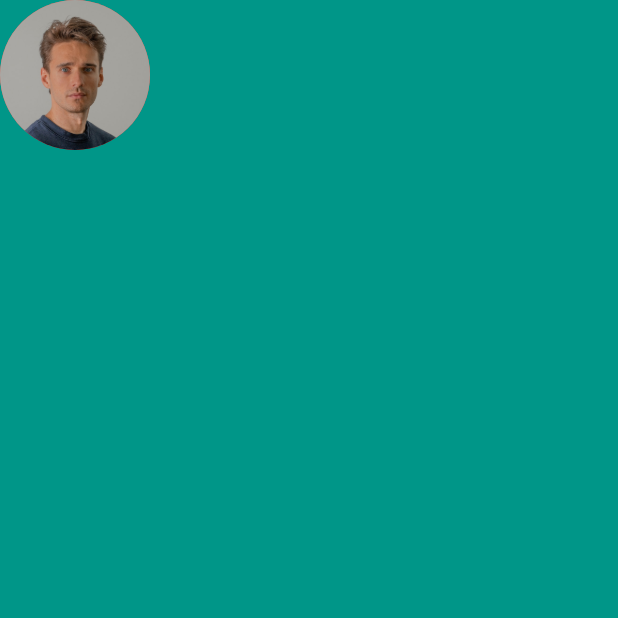
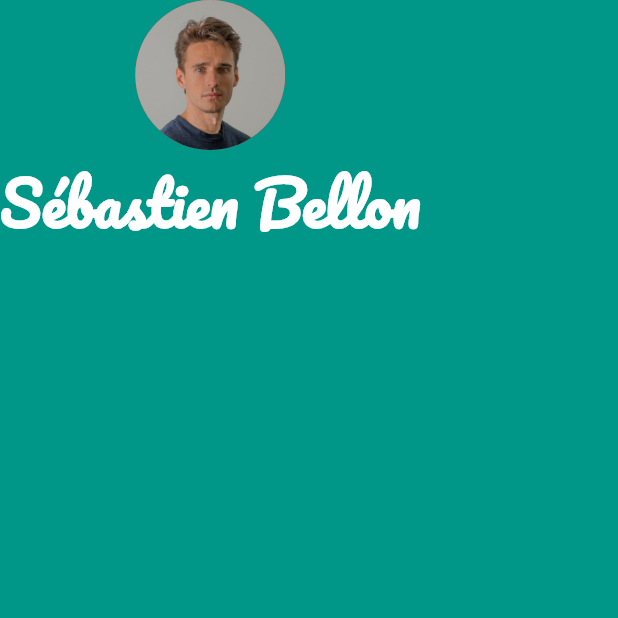
Before and after one commit to sebastienBellon/miCard, a Flutter app: the screen it shows after launch, on a phone screen of 412 x 824 dp, the top half of it. Run offline on Flutter 3.47's test engine with Material 2 defaults, Android fonts, the phone set to English and light mode, and no system bars.

Commit message:
➕ add sourceSansPro font to the project

```diff
--- a/lib/main.dart
+++ b/lib/main.dart
@@ -21,6 +21,14 @@ class MyApp extends StatelessWidget {
               backgroundColor: Colors.red,
               backgroundImage: AssetImage('images/avatar.jpg'),
             ),
+            Text(
+              'Sébastien Bellon',
+              style: TextStyle(
+                  fontSize: 40.0,
+                  color: Colors.white,
+                  fontWeight: FontWeight.bold,
+                  fontFamily: 'Pacifico'),
+            ),
           ]),
         ),
       ),
--- a/pubspec.yaml
+++ b/pubspec.yaml
@@ -73,5 +73,8 @@ flutter:
     - family: Pacifico
       fonts:
         - asset: fonts/Pacifico-Regular.ttf
+    - family: SourceSansPro
+      fonts:
+        - asset: fonts/SourceSansPro-Regular.ttf
   # For details regarding fonts from package dependencies,
   # see https://flutter.dev/custom-fonts/#from-packages
```
